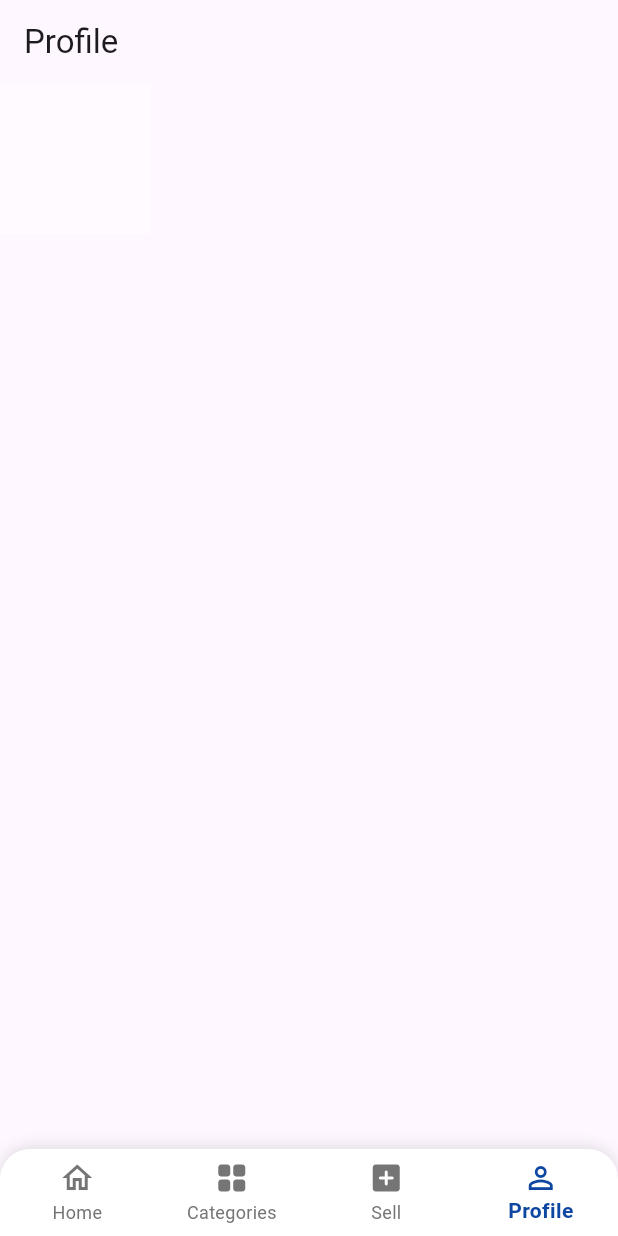
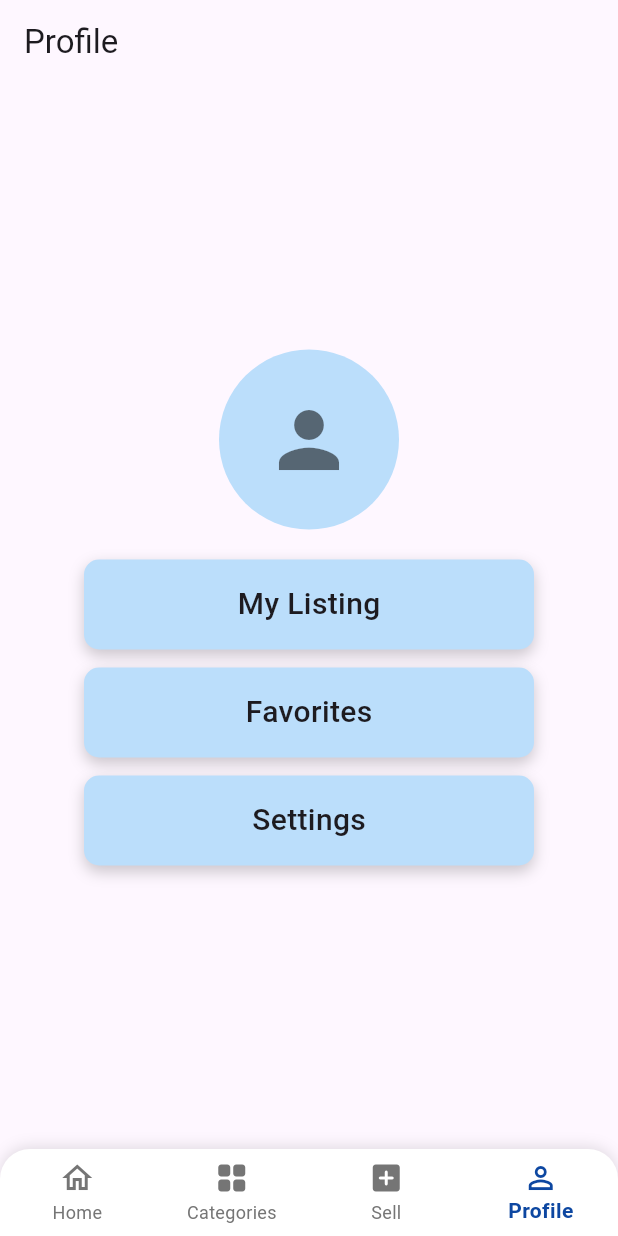
Before and after one commit to Rahma-kp/Swaplt, a Flutter app: the screen it shows after launch, item 4 of the bottom bar chosen, on a phone screen of 412 x 824 dp. Run offline on Flutter 3.47's test engine with Material 3 defaults, Android fonts, the phone set to English and light mode, and no system bars; our stand-ins replace image_picker.

Commit message:
second commit

```diff
--- a/lib/view/BottomBar.dart
+++ b/lib/view/BottomBar.dart
@@ -1,5 +1,6 @@
 import 'package:flutter/material.dart';
 import 'package:swaplt/view/AddingScreen.dart';
+import 'package:swaplt/view/CategoriesScreen.dart';
 import 'package:swaplt/view/HomeScreen.dart';
 import 'package:swaplt/view/ProfileScreen.dart';
 
@@ -15,7 +16,7 @@ class _BottomBarScreenState extends State<BottomBarScreen> {
 
   final List<Widget> _screens = [
     HomeScreen(),
-    HomeScreen(),
+    Categoriesscreen(),
     Addingscreen(),
     Profilescreen(),
 
--- a/lib/view/HomeScreen.dart
+++ b/lib/view/HomeScreen.dart
@@ -18,7 +18,7 @@ class HomeScreen extends StatelessWidget {
       body: Padding(
         padding: const EdgeInsets.all(15),
         child: Column(
-          crossAxisAlignment: CrossAxisAlignment.center,
+          crossAxisAlignment: CrossAxisAlignment.start,
           children: [
             TextField(
               decoration: const InputDecoration(
--- a/lib/view/ProfileScreen.dart
+++ b/lib/view/ProfileScreen.dart
@@ -1,16 +1,67 @@
 import 'package:flutter/material.dart';
+import 'package:swaplt/view/ListingScreen.dart';
 
 class Profilescreen extends StatelessWidget {
   const Profilescreen({super.key});
 
+  final List<String> cat = const ["My Listing", "Favorites", "Settings"];
+
   @override
   Widget build(BuildContext context) {
     return Scaffold(
-      appBar: AppBar(title: Text("Profile"),
+      appBar: AppBar(title: const Text("Profile")),
+      body: Center(
+        child: Column(
+          mainAxisAlignment: MainAxisAlignment.center,
+          children: [
+            CircleAvatar(
+              backgroundColor: Colors.blue[100],
+              radius: 60,
+              child: const Icon(Icons.person, size: 60, color: Colors.black54),
+            ),
+            const SizedBox(height: 20),
+            for (String label in cat) ...[
+              ProfileTile(label: label),
+              const SizedBox(height: 12),
+            ],
+          ],
+        ),
       ),
-      body: Column(children: [
-        Container(height: 100,width: 100,color: Colors.white38,)
-      ],),
     );
   }
 }
+
+class ProfileTile extends StatelessWidget {
+  final String label;
+
+  const ProfileTile({super.key, required this.label});
+
+  @override
+  Widget build(BuildContext context) {
+    return GestureDetector(onTap: () {
+      Navigator.push(context, MaterialPageRoute(builder: (context) => Listingscreen(),));
+    },
+      child: Container(
+        height: 60,
+        width: 300,
+        decoration: BoxDecoration(
+          color: Colors.blue[100],
+          borderRadius: BorderRadius.circular(10),
+          boxShadow: [
+            BoxShadow(
+              color: Colors.black.withOpacity(0.2),
+              offset: const Offset(0, 4),
+              blurRadius: 8,
+            ),
+          ],
+        ),
+        child: Center(
+          child: Text(
+            label,
+            style: const TextStyle(fontSize: 20, fontWeight: FontWeight.w500),
+          ),
+        ),
+      ),
+    );
+  }
+}
```
Also changed, not shown: lib/view/CategoriesScreen.dart (added, +32 -0 lines), lib/view/ListingScreen.dart (added, +29 -0 lines), lib/widget/TileWidget.dart (added, +30 -0 lines), 1 other file.
